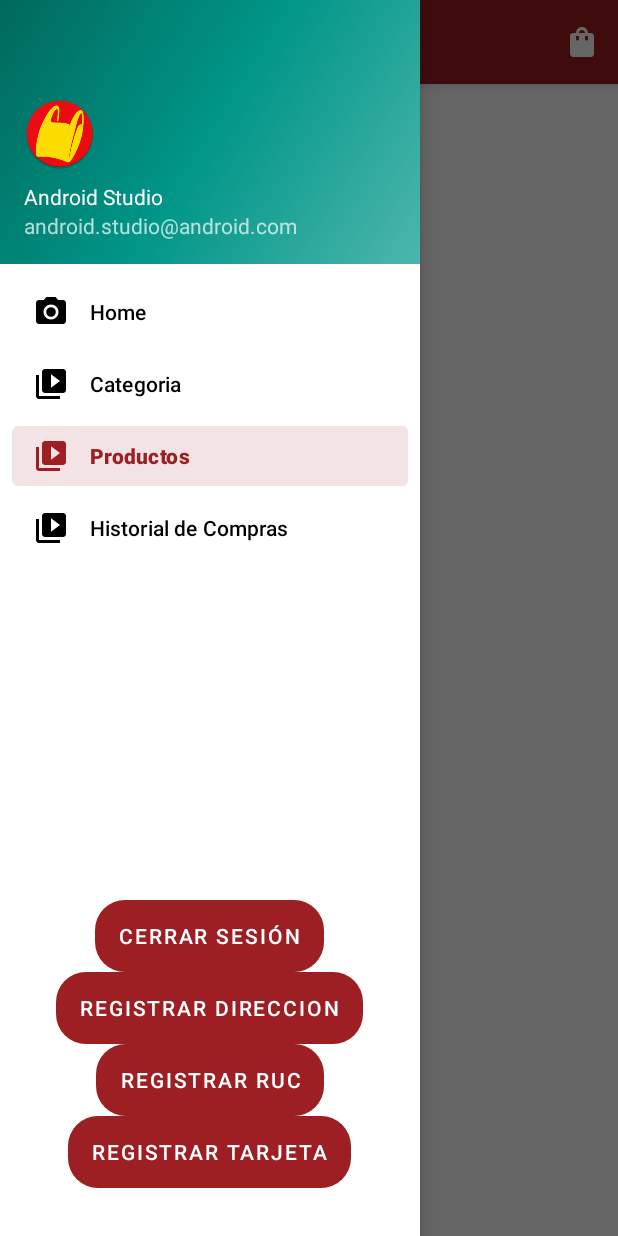
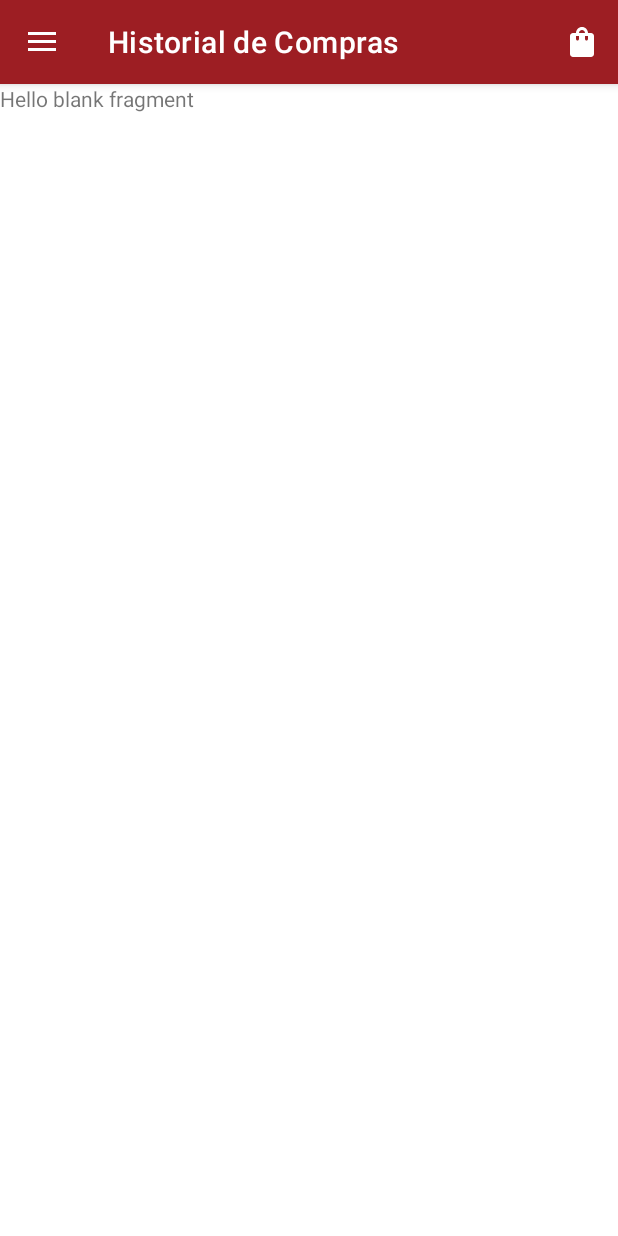
Before and after one commit to Arcadius15/PlazaVea_Ecommerce, an Android app: the HomeActivity screen opened directly, with no data from a screen before it, in the side drawer, after a tap on "Historial de Compras", on a phone screen of 412 x 824 dp. Run offline under Robolectric (Android 15) with nearby library versions, the phone set to English and light mode, and no system bars; our stand-ins replace navigation-ui; 3 statements that could not run were skipped.

Commit message:
Avances del historial de ordenes y api de GM

```diff
--- a/app/src/main/AndroidManifest.xml
+++ b/app/src/main/AndroidManifest.xml
@@ -40,7 +40,7 @@
         -->
         <meta-data
             android:name="com.google.android.geo.API_KEY"
-            android:value="AIzaSyAOj_Y7ljbrQHuhr9UUX0jIFXPNYQsbqp0" />
+            android:value="AIzaSyBZiA_WchgnQhaPfto26tbBX6N2eM1OuX8" />
 
         <activity
             android:name=".activities.DireccionRegistroActivity"
--- a/app/src/main/java/edu/pe/idat/pva/activities/HomeActivity.kt
+++ b/app/src/main/java/edu/pe/idat/pva/activities/HomeActivity.kt
@@ -50,7 +50,7 @@ class HomeActivity : AppCompatActivity() {
         // menu should be considered as top level destinations.
         appBarConfiguration = AppBarConfiguration(
             setOf(
-                R.id.homeFragment, R.id.categoriaFragment, R.id.productoFragment
+                R.id.homeFragment, R.id.categoriaFragment, R.id.productoFragment, R.id.historialFragment
             ), drawerLayout
         )
         setupActionBarWithNavController(navController, appBarConfiguration)
--- a/app/src/main/java/edu/pe/idat/pva/activities/pasarela/ResumenActivity.kt
+++ b/app/src/main/java/edu/pe/idat/pva/activities/pasarela/ResumenActivity.kt
@@ -93,6 +93,7 @@ class ResumenActivity : AppCompatActivity() {
             Toast.makeText(this,
                 "Orden registrada",
                 Toast.LENGTH_LONG).show()
+            sharedPref.remove("shopBag")
         } else {
             Toast.makeText(this,
                 "ERROR! Hubo un problema con el servicio, intente de nuevo más tarde.",
--- /dev/null
+++ b/app/src/main/java/edu/pe/idat/pva/fragments/HistorialFragment.kt
@@ -0,0 +1,33 @@
+package edu.pe.idat.pva.fragments
+
+import android.os.Bundle
+import androidx.fragment.app.Fragment
+import android.view.LayoutInflater
+import android.view.View
+import android.view.ViewGroup
+import androidx.lifecycle.ViewModelProvider
+import edu.pe.idat.pva.R
+import edu.pe.idat.pva.databinding.FragmentHistorialBinding
+import edu.pe.idat.pva.providers.OrdenProvider
+import edu.pe.idat.pva.utils.SharedPref
+
+class HistorialFragment : Fragment() {
+
+    private var _binding: FragmentHistorialBinding? = null
+    private val binding get() = _binding!!
+
+    private lateinit var ordenProvider: OrdenProvider
+    private lateinit var sharedPref: SharedPref
+
+    override fun onCreateView(
+        inflater: LayoutInflater, container: ViewGroup?,
+        savedInstanceState: Bundle?
+    ): View? {
+        _binding = FragmentHistorialBinding.inflate(inflater, container, false)
+
+        ordenProvider = ViewModelProvider(requireActivity())[OrdenProvider::class.java]
+
+        return inflater.inflate(R.layout.fragment_historial, container, false)
+    }
+
+}
--- a/app/src/main/java/edu/pe/idat/pva/fragments/HomeFragment.kt
+++ b/app/src/main/java/edu/pe/idat/pva/fragments/HomeFragment.kt
@@ -25,10 +25,7 @@ class HomeFragment : Fragment() {
 
     private lateinit var categoriaProvider: CategoriaProvider
 
-    var adapter: CategoriaAdapter? = null
     var sharedPref: SharedPref? = null
-
-    var categories = ArrayList<SubCategoriaResponse>()
 
     override fun onCreateView(
         inflater: LayoutInflater, container: ViewGroup?,
--- /dev/null
+++ b/app/src/main/java/edu/pe/idat/pva/models/OrdenPageResponse.kt
@@ -0,0 +1,5 @@
+package edu.pe.idat.pva.models
+
+data class OrdenPageResponse(
+    var content: ArrayList<OrdenResponse>
+)
--- a/app/src/main/java/edu/pe/idat/pva/routes/OrdenRoutes.kt
+++ b/app/src/main/java/edu/pe/idat/pva/routes/OrdenRoutes.kt
@@ -1,6 +1,7 @@
 package edu.pe.idat.pva.routes
 
 import edu.pe.idat.pva.models.OrdenHistorialRequest
+import edu.pe.idat.pva.models.OrdenPageResponse
 import edu.pe.idat.pva.models.OrdenRequest
 import edu.pe.idat.pva.models.OrdenResponse
 import retrofit2.Call
@@ -23,4 +24,8 @@ interface OrdenRoutes {
     @GET("orden/{idOrden}")
     fun getOrden(@Path("idOrden") idOrden: String,
                 @Header("Authorization") token: String): Call<OrdenResponse>
+
+    @GET("orden/listar/{idCliente}")
+    fun getAllByCliente(@Path("idCliente") idCliente: String,
+                        @Header("Authorization") token: String) : Call<OrdenPageResponse>
 }
--- /dev/null
+++ b/app/src/main/res/layout/fragment_historial.xml
@@ -0,0 +1,14 @@
+<?xml version="1.0" encoding="utf-8"?>
+<FrameLayout xmlns:android="http://schemas.android.com/apk/res/android"
+    xmlns:tools="http://schemas.android.com/tools"
+    android:layout_width="match_parent"
+    android:layout_height="match_parent"
+    tools:context=".fragments.HistorialFragment">
+
+    <!-- TODO: Update blank fragment layout -->
+    <TextView
+        android:layout_width="match_parent"
+        android:layout_height="match_parent"
+        android:text="@string/hello_blank_fragment" />
+
+</FrameLayout>
--- a/app/src/main/res/menu/activity_main_drawer.xml
+++ b/app/src/main/res/menu/activity_main_drawer.xml
@@ -17,7 +17,7 @@
           android:icon="@drawable/ic_menu_slideshow"
           android:title="@string/menu_producto"/>
         <item
-            android:id="@+id/cerrarSesion"
+            android:id="@+id/historialFragment"
             android:icon="@drawable/ic_menu_slideshow"
             android:title="@string/menu_historialcompras"/>
     </group>
--- a/app/src/main/res/navigation/mobile_navigation.xml
+++ b/app/src/main/res/navigation/mobile_navigation.xml
@@ -20,5 +20,10 @@
         android:name="edu.pe.idat.pva.fragments.HomeFragment"
         android:label="@string/frag_home_label"
         tools:layout="@layout/fragment_home" />
+    <fragment
+        android:id="@+id/historialFragment"
+        android:name="edu.pe.idat.pva.fragments.HistorialFragment"
+        android:label="@string/frag_historial_label"
+        tools:layout="@layout/fragment_historial" />
 
 </navigation>
--- a/app/src/main/res/values/strings.xml
+++ b/app/src/main/res/values/strings.xml
@@ -55,4 +55,10 @@
     <string name="metodopago_titulo">Método de Pago</string>
     <string name="precio_titulo">Precio a pagar</string>
     <string name="productos_titulo">Productos</string>
+    <string name="id_orden">Id de Orden:</string>
+    <string name="direccion_cardview">Dirección:</string>
+    <string name="fecha_realizada">Fecha de compra:</string>
+    <string name="fecha_entrega">Entrega estimada:</string>
+    <string name="productos_comprados">Productos:</string>
+    <string name="frag_historial_label">Historial de Compras</string>
 </resources>
```
Also changed, not shown: app/src/main/java/edu/pe/idat/pva/adapter/HistorialAdapter.kt (added, +31 -0 lines), app/src/main/java/edu/pe/idat/pva/apirep/OrdenApiRepository.kt (+19 -4 lines), app/src/main/java/edu/pe/idat/pva/providers/OrdenProvider.kt (+5 -4 lines), app/src/main/res/drawable/rounded_rectangle.xml (added, +28 -0 lines), app/src/main/res/layout/cardview_orden.xml (added, +120 -0 lines).
